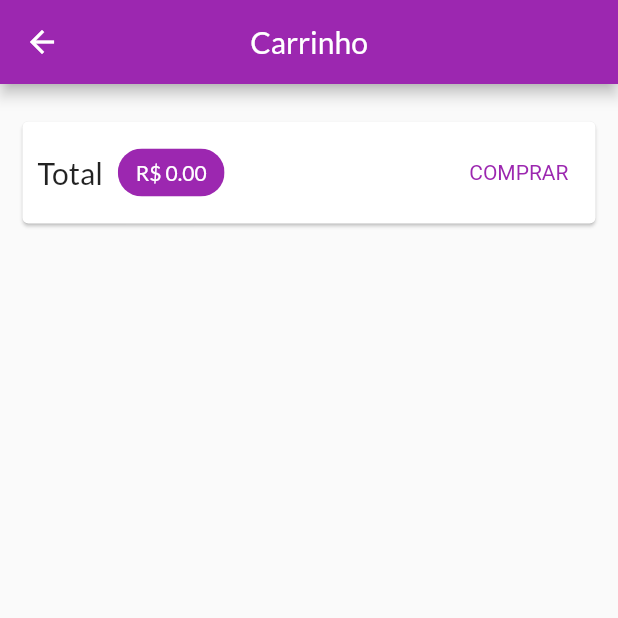
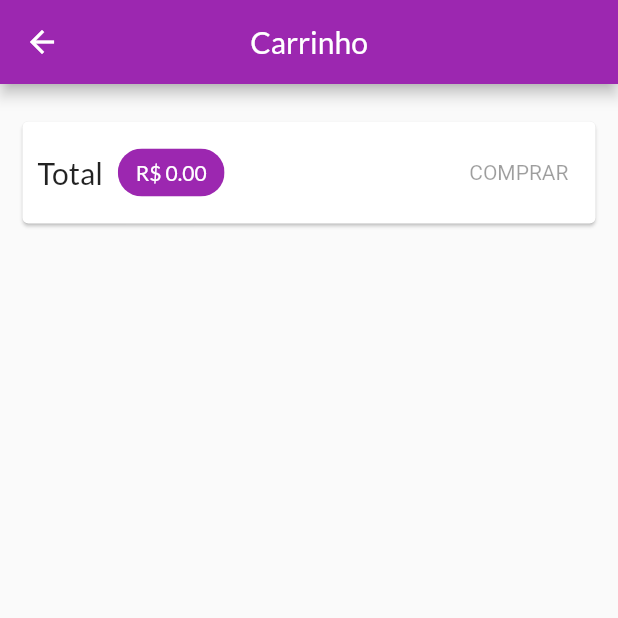
Before and after one commit to Thiagog4/shop_app, a Flutter app: the CartPage screen opened by its route, on a phone screen of 412 x 824 dp, the top half of it. Run offline on Flutter 3.47's test engine with Material 2 defaults, Android fonts, the phone set to English and light mode, and no system bars; network calls fail.

Commit message:
Adicionado integracao com o banco de dados(CRUD)

```diff
--- /dev/null
+++ b/lib/exceptions/http_exception.dart
@@ -0,0 +1,11 @@
+class HttpException implements Exception {
+  final String message;
+  final int statusCode;
+
+  HttpException({required this.message, required this.statusCode});
+
+  @override
+  String toString() {
+    return message;
+  }
+}
--- a/lib/pages/cart_page.dart
+++ b/lib/pages/cart_page.dart
@@ -53,23 +53,7 @@ class CartPage extends StatelessWidget {
                     ),
                   ),
                   const Spacer(),
-                  TextButton(
-                    onPressed: () {
-                      if (cart.itemCount >= 1) {
-                        Provider.of<OrderList>(
-                          context,
-                          listen: false,
-                        ).addOrder(cart);
-                      }
-                      cart.clear();
-                    },
-                    style: TextButton.styleFrom(
-                      textStyle: TextStyle(
-                        color: Theme.of(context).primaryColor,
-                      ),
-                    ),
-                    child: const Text('COMPRAR'),
-                  ),
+                  CartButton(cart: cart),
                 ],
               ),
             ),
@@ -87,3 +71,44 @@ class CartPage extends StatelessWidget {
     );
   }
 }
+
+class CartButton extends StatefulWidget {
+  const CartButton({
+    super.key,
+    required this.cart,
+  });
+
+  final Cart cart;
+
+  @override
+  State<CartButton> createState() => _CartButtonState();
+}
+
+class _CartButtonState extends State<CartButton> {
+  bool _isLoading = false;
+  @override
+  Widget build(BuildContext context) {
+    return _isLoading
+        ? const CircularProgressIndicator()
+        : TextButton(
+            onPressed: widget.cart.itemCount == 0
+                ? null
+                : () async {
+                    setState(() => _isLoading = true);
+                    await Provider.of<OrderList>(
+                      context,
+                      listen: false,
+                    ).addOrder(widget.cart);
+
+                    widget.cart.clear();
+                    setState(() => _isLoading = false);
+                  },
+            style: TextButton.styleFrom(
+              textStyle: TextStyle(
+                color: Theme.of(context).primaryColor,
+              ),
+            ),
+            child: const Text('COMPRAR'),
+          );
+  }
+}
--- /dev/null
+++ b/lib/utils/constants.dart
@@ -0,0 +1,9 @@
+class Constants {
+  // ignore: constant_identifier_names
+  static const PRODUCT_BASE_URL =
+      'https://shop-flutter-7bf4c-default-rtdb.firebaseio.com/products';
+
+  // ignore: constant_identifier_names
+  static const ORDER_BASE_URL =
+      'https://shop-flutter-7bf4c-default-rtdb.firebaseio.com/orders';
+}
```
Also changed, not shown: lib/components/product_item.dart (+12 -3 lines), lib/models/order_list.dart (+58 -3 lines), lib/models/product.dart (+25 -1 lines), lib/models/product_list.dart (+55 -14 lines), lib/pages/orders_page.dart (+16 -4 lines), lib/pages/product_form_page.dart (+11 -8 lines), lib/pages/products_overview_page.dart (+17 -1 lines), lib/pages/products_page.dart (+8 -1 lines).
